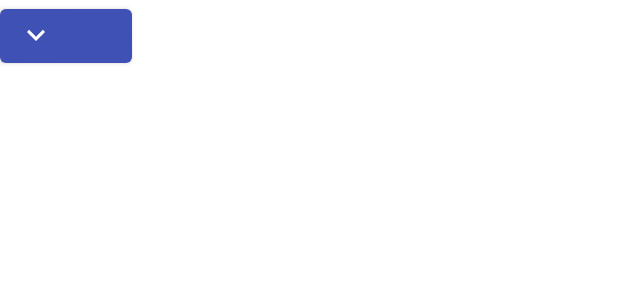
After one commit to Derek-Martin/MotoTracker, an Android app: the layout bike_button.xml on its own in the app's theme, with its tools: preview values and no code run, on a phone screen of 412 x 824 dp. The commit adds this screen. Shown: the top 300 px of the screen. Run offline under Robolectric (Android 15) with nearby library versions, the light colour scheme and no system bars.

Commit message:
More Style

```diff
--- a/app/build.gradle
+++ b/app/build.gradle
@@ -4,8 +4,8 @@ android {
     compileSdkVersion 28
     defaultConfig {
         applicationId "martin.derek.mototracker"
-        minSdkVersion 22
-        targetSdkVersion 28
+        minSdkVersion 23
+        targetSdkVersion 27
         versionCode 1
         versionName "1.0"
         testInstrumentationRunner "android.support.test.runner.AndroidJUnitRunner"
@@ -20,6 +20,7 @@ android {
 
 dependencies {
     implementation fileTree(dir: 'libs', include: ['*.jar'])
+
     implementation 'com.android.support:appcompat-v7:28.0.0'
     implementation 'com.android.support:support-v4:28.0.0'
     implementation 'com.android.support:design:28.0.0'
--- a/app/src/main/java/martin/derek/mototracker/BikesFragment.java
+++ b/app/src/main/java/martin/derek/mototracker/BikesFragment.java
@@ -3,6 +3,7 @@ package martin.derek.mototracker;
 import android.content.Context;
 import android.net.Uri;
 import android.os.Bundle;
+import android.support.design.button.MaterialButton;
 import android.support.v4.app.Fragment;
 import android.util.Log;
 import android.view.LayoutInflater;
@@ -64,7 +65,7 @@ public class BikesFragment extends Fragment {
                     //TODO Prefixes for bike to write to db.
                     final BikeJson s = new BikeJson(fixed.substring(1,fixed.length()),temp.getKey(),temp.getKey());
 
-                    Button b = new Button(linearLayout.getContext());
+                    MaterialButton b = (MaterialButton) LayoutInflater.from(linearLayout.getContext()).inflate(R.layout.bike_button,null);
                     b.setText(temp.getKey());
 
                     linearLayout.addView(b);
@@ -89,7 +90,7 @@ public class BikesFragment extends Fragment {
                             }
                         }
                     });
-                    s.SetupView(linearLayout);
+                    s.SetupView(linearLayout,10);
                 }
             }
         });
--- /dev/null
+++ b/app/src/main/res/drawable/ic_keyboard_arrow_down_black_24dp.xml
@@ -0,0 +1,5 @@
+<vector android:height="24dp" android:tint="#FFFFFF"
+    android:viewportHeight="24.0" android:viewportWidth="24.0"
+    android:width="24dp" xmlns:android="http://schemas.android.com/apk/res/android">
+    <path android:fillColor="#FF000000" android:pathData="M7.41,7.84L12,12.42l4.59,-4.58L18,9.25l-6,6 -6,-6z"/>
+</vector>
--- /dev/null
+++ b/app/src/main/res/layout/bike_button.xml
@@ -0,0 +1,11 @@
+<?xml version="1.0" encoding="utf-8"?>
+<android.support.design.button.MaterialButton
+    xmlns:android="http://schemas.android.com/apk/res/android"
+    xmlns:app="http://schemas.android.com/apk/res-auto"
+    android:id="@+id/material_icon_button"
+    style="@style/Widget.MaterialComponents.Button.Icon"
+    android:layout_width="wrap_content"
+    android:layout_height="wrap_content"
+    app:icon="@drawable/ic_keyboard_arrow_down_black_24dp">
+
+</android.support.design.button.MaterialButton>
--- a/app/src/main/res/layout/fragment_bikes.xml
+++ b/app/src/main/res/layout/fragment_bikes.xml
@@ -13,6 +13,10 @@
         android:layout_margin="20dp"/>
 
 
+    <ScrollView
+        android:layout_width="match_parent"
+        android:layout_height="wrap_content">
+
     <LinearLayout
         android:padding="10dp"
         android:layout_width="match_parent"
@@ -20,5 +24,6 @@
         android:orientation="vertical"
         android:id="@+id/Bikes"/>
 
+    </ScrollView>
 
 </LinearLayout>
--- a/app/src/main/res/values/colors.xml
+++ b/app/src/main/res/values/colors.xml
@@ -3,4 +3,5 @@
     <color name="colorPrimary">#3F51B5</color>
     <color name="colorPrimaryDark">#303F9F</color>
     <color name="colorAccent">#44aa41</color>
+    <!--<color name="colorAccent">#ff0000+</color>-->
 </resources>
--- a/app/src/main/res/values/styles.xml
+++ b/app/src/main/res/values/styles.xml
@@ -1,7 +1,7 @@
 <resources>
 
     <!-- Base application theme. -->
-    <style name="AppTheme" parent="Theme.AppCompat.Light.DarkActionBar">
+    <style name="AppTheme" parent="Theme.MaterialComponents.Light">
         <!-- Customize your theme here. -->
         <item name="colorPrimary">@color/colorPrimary</item>
         <item name="colorPrimaryDark">@color/colorPrimaryDark</item>
```
Also changed, not shown: app/src/main/java/martin/derek/mototracker/BikeJson.java (+45 -13 lines), app/src/main/java/martin/derek/mototracker/FieldsAdapter.java (added, +43 -0 lines), app/src/main/res/drawable/ic_add_black_24dp.xml (added, +9 -0 lines), app/src/main/res/layout/add_button.xml (added, +11 -0 lines), app/src/main/res/layout/category_button.xml (added, +11 -0 lines), app/src/main/res/layout/list_item.xml (+1 -6 lines).
